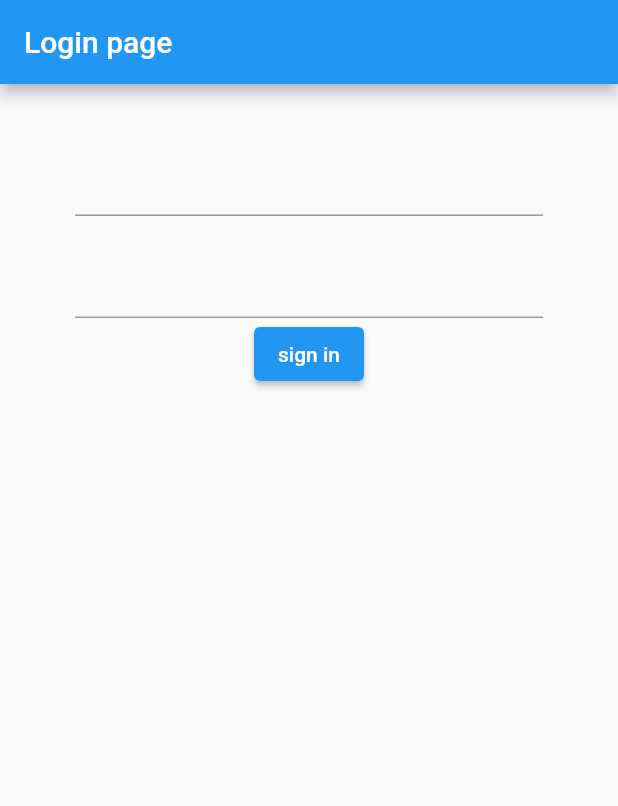
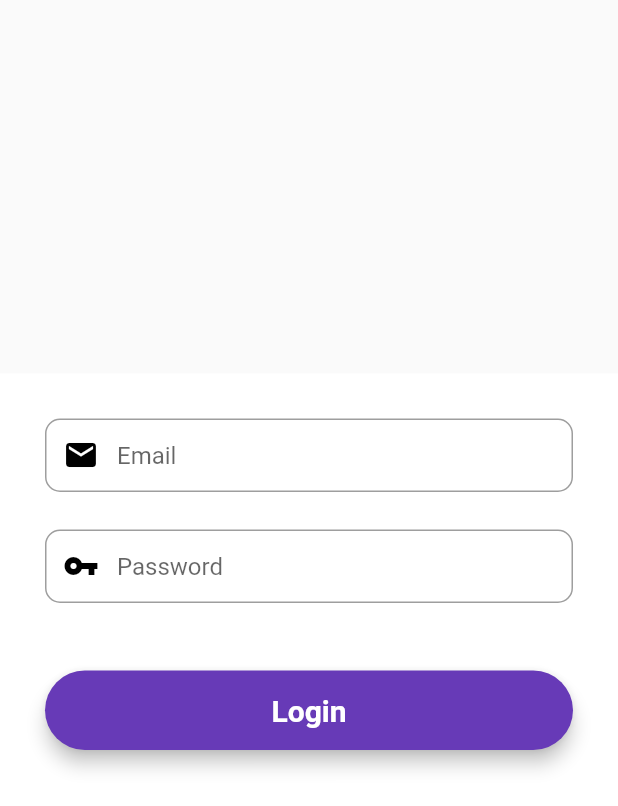
Before and after one commit to rohanshirodker/login_app, a Flutter app: the screen it shows after launch, on a phone screen of 412 x 824 dp. Shown: the top 806 px of the screen. Run offline on Flutter 3.47's test engine with Material 2 defaults, Android fonts, the phone set to English and light mode, and no system bars; our stand-ins replace cloud_firestore, firebase_auth, firebase_core, fluttertoast; accounts and stored records are empty.

Commit message:
firebase login Authentication and receve data

```diff
--- a/lib/LoginPage.dart
+++ b/lib/LoginPage.dart
@@ -1,85 +1,166 @@
-
-import 'package:cyanodoc_test/auth.dart';
+import 'dart:ui';
+import 'package:cyanodoc_test/ProfilePage.dart';
 import 'package:firebase_auth/firebase_auth.dart';
 import 'package:flutter/material.dart';
-import 'ProfilePage.dart';
+import 'package:fluttertoast/fluttertoast.dart';
+
 
 
 
 
 
 class LoginPage extends StatefulWidget {
+  const LoginPage({Key? key}) : super(key: key);
+
   @override
   State<LoginPage> createState() => _LoginPageState();
 }
 
 class _LoginPageState extends State<LoginPage> {
+  final _formKey = GlobalKey<FormState>();
+
+  //firebase variable
+  final _auth = FirebaseAuth.instance;
 
 
+
+  // editing controller
   final TextEditingController emailController = new TextEditingController();
   final TextEditingController passwordController = new TextEditingController();
 
 
-
   @override
   Widget build(BuildContext context) {
-    return Scaffold(
-      appBar: AppBar(
-        title: Text('Login page'),
+
+    //email
+    final emailField = TextFormField(
+        autofocus: false,
+        controller: emailController,
+        keyboardType: TextInputType.emailAddress,
+      validator: (value) {
+        if (value!.isEmpty) {
+          return ("Please Enter Your Email");
+        }
+        // reg expression for email validation
+        if (!RegExp("^[a-zA-Z0-9+_.-]+@[a-zA-Z0-9.-]+.[a-z]")
+            .hasMatch(value)) {
+          return ("Please Enter a valid email");
+        }
+        return null;
+      },
+      onSaved: (value){
+          emailController.text = value!;
+      },
+      textInputAction: TextInputAction.done,
+      decoration: InputDecoration(
+        prefixIcon : Icon(Icons.mail,color: Colors.black),
+        contentPadding: EdgeInsets.fromLTRB(20, 15, 20, 15),
+        hintText: "Email",
+        border: OutlineInputBorder(
+          borderRadius: BorderRadius.circular(10),
         ),
-      body: Container(
-        padding: EdgeInsets.symmetric(vertical: 20.0,horizontal: 50.0),
-       child: Form(
-         child: Column(
-           children: <Widget>[
-             SizedBox(height: 20.0),
-             TextFormField(
-               onChanged: (val){
-                 setState(()=> email = val);
+      ),
+    );
 
-               },
-             ),
-             SizedBox(height: 20.0),
-             TextFormField(
+    //password
+    final passwordField = TextFormField(
+      autofocus: false,
+      controller: passwordController,
       obscureText: true,
-               onChanged: (val){
-                 setState(()=> pass = val);
-
-               },
-             ),
-
-             ElevatedButton(
-               child: Text('sign in'),
-               onPressed: () async{
-                 dynamic result = await _auth.signInAnon();
-                 if(result == null ){
-                   print('error signing in');
+      validator: (value) {
+        RegExp regex = new RegExp(r'^.{6,}$');
+        if (value!.isEmpty) {
+          return ("Password is required for login");
         }
-                 else{
-                   Navigator.push(
-                     context,
-                     MaterialPageRoute(builder: (context) => ProfilePage()),
-                   );
+        if (!regex.hasMatch(value)) {
+          return ("Enter Valid Password(Min. 6 Character)");
         }
       },
+      onSaved: (value){
+        passwordController.text = value!;
+      },
+      textInputAction: TextInputAction.done,
+      decoration: InputDecoration(
+        prefixIcon : Icon(Icons.vpn_key,color: Colors.black),
+        contentPadding: EdgeInsets.fromLTRB(20, 15, 20, 15),
+        hintText: "Password",
+        border: OutlineInputBorder(
+          borderRadius: BorderRadius.circular(10),
         ),
+      ),
+    );
+
+// button
+    final loginButton = Material(
+      elevation: 5,
+      borderRadius: BorderRadius.circular(30),
+      color : Colors.deepPurple,
+      child: MaterialButton(
+        padding: EdgeInsets.fromLTRB(20,15, 20, 15),
+        minWidth: MediaQuery.of(context).size.width,
+
+        onPressed: (){
+          signIn(emailController.text, passwordController.text);
+        },
+        child: Text("Login",
+          textAlign: TextAlign.center,
+          style: TextStyle(
+            fontSize: 20, color:Colors.white,fontWeight: FontWeight.bold
+          )
+        )
+      ),
+    );
+
+    return Scaffold(
+      body: Center(
+        child: SingleChildScrollView(
+          child: Container(
+            padding: EdgeInsets.all(10),
+            color: Colors.white,
+            child: Padding(
+              padding: const EdgeInsets.all(20.0),
+              child: Form(
+                key: _formKey,
+                child: Column(
+                  mainAxisAlignment: MainAxisAlignment.center,
+                  crossAxisAlignment: CrossAxisAlignment.center,
+                  children: <Widget>[
+
+                    emailField,
+                    SizedBox(height: 25),
+
+                    passwordField,
+                    SizedBox(height: 45),
+
+                    loginButton,
+                    SizedBox(height: 45),
 
                   ],
               ),
               ),
+            ),
+          ),
+        ),
+      ),
+    );
+
+   }
 
 
+    //login function
+    void signIn(String email, String password) async{
+      if(_formKey.currentState!.validate()){
+        await _auth
+            .signInWithEmailAndPassword(email: email, password: password)
+            .then((uid) => {
+           Fluttertoast.showToast(msg: "Login Successful"),
+          Navigator.of(context).pushReplacement(
+              MaterialPageRoute(builder: (context) => ProfilePage() )),
+        }).catchError((e)
+            {
+              Fluttertoast.showToast(msg: e!.message);
+                  });
 
-
-
-
-
-
-
-
-
-
-    )
-    );
       }
     }
+  }
--- /dev/null
+++ b/lib/user_model.dart
@@ -0,0 +1,18 @@
+class UserModel {
+  String? uid;
+  String? email;
+  String? firstName;
+  String? lastName;
+
+  UserModel({this.uid, this.email, this.firstName, this.lastName});
+
+  // receiving data from server
+  factory UserModel.fromMap(map) {
+    return UserModel(
+      uid: map['uid'],
+      email: map['email'],
+      firstName: map['firstName'],
+      lastName: map['lastName'],
+    );
+  }
+}
--- a/pubspec.yaml
+++ b/pubspec.yaml
@@ -33,6 +33,7 @@ dependencies:
   firebase_auth: ^3.3.6
   firebase_core: ^1.12.0
   provider: ^6.0.2
+  fluttertoast: ^8.0.8
 
 
 
```
Also changed, not shown: lib/ProfilePage.dart (+66 -13 lines), lib/auth.dart (deleted, +0 -21 lines), lib/main.dart (+5 -3 lines), pubspec.lock. Lines whose indentation alone changed are shown as unchanged.
